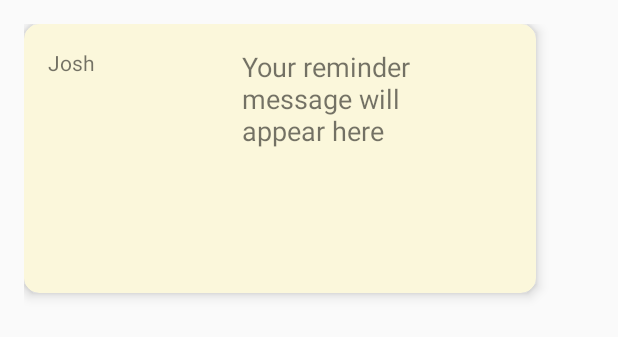
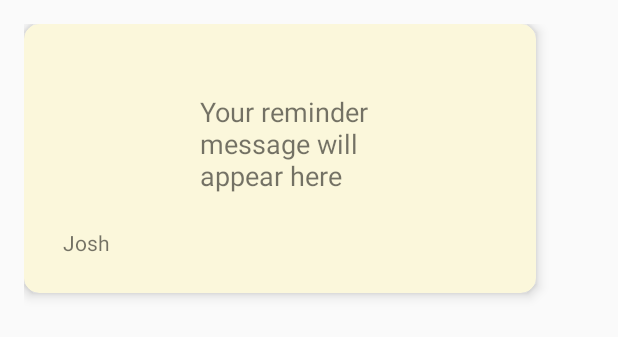
Before and after one commit to Shivamdhuria/steel_run, an Android app: the layout cards_layout.xml on its own in the app's theme, with its tools: preview values and no code run, on a phone screen of 412 x 824 dp. Shown: the top 337 px of the screen. Run offline under Robolectric (Android 15) with nearby library versions, the phone set to English and light mode, and no system bars.

```diff
--- a/app/src/main/java/com/example/admin/import2/DataAdapter.java
+++ b/app/src/main/java/com/example/admin/import2/DataAdapter.java
@@ -34,7 +34,7 @@ public class DataAdapter extends RecyclerView.Adapter<DataAdapter.ViewHolder> {
 
     @Override
     public int getItemCount() {
-        Log.d("adapter Array Size",reminderMessage.toString());
+
         return reminderMessage.size();
     }
 
--- a/app/src/main/java/com/example/admin/import2/Tab1.java
+++ b/app/src/main/java/com/example/admin/import2/Tab1.java
@@ -155,8 +155,7 @@ public class Tab1 extends Fragment {
             ArrayAdapter adapter = new ArrayAdapter(getContext(), android.R.layout.simple_list_item_1, userNames);
             listView.setAdapter(adapter);
         }
-            Log.d("List of UID",uid.toString());
-        Log.d("List of usernames",userNames.toString());
+
 
     }
 
@@ -178,8 +177,6 @@ public class Tab1 extends Fragment {
       intent.putExtra("ReceiverName",name);
         MainActivity.recepientUID = receiverUID;
         MainActivity.recepientName=name;
-        Log.d("reuid",receiverUID);
-        Log.d("rename",name);
 
         startActivity(intent);
         getActivity().finish();
--- a/app/src/main/res/layout/cards_layout.xml
+++ b/app/src/main/res/layout/cards_layout.xml
@@ -28,7 +28,9 @@
                 android:id="@+id/receiverName"
 
 
-                android:text="Josh" />
+                android:text="Josh"
+                android:layout_marginTop="120dp"
+                android:layout_marginLeft="10dp" />
 
             <TextView
                 android:layout_width="wrap_content"
@@ -37,11 +39,11 @@
 
                 android:textSize="18sp"
                 android:text="Your reminder message will appear here"
-                android:layout_marginLeft="98dp"
-                android:layout_marginStart="98dp"
-                android:layout_alignParentTop="true"
+                android:layout_marginBottom="50dp"
+                android:layout_alignParentBottom="true"
                 android:layout_toRightOf="@+id/receiverName"
-                android:layout_toEndOf="@+id/receiverName" />
+                android:layout_toEndOf="@+id/receiverName"
+                android:layout_marginLeft="60dp" />
 
         </RelativeLayout>
 
```
Also changed, not shown: app/src/main/java/com/example/admin/import2/GetName.java (added, +54 -0 lines), app/src/main/java/com/example/admin/import2/Tab3.java (+7 -1 lines).
